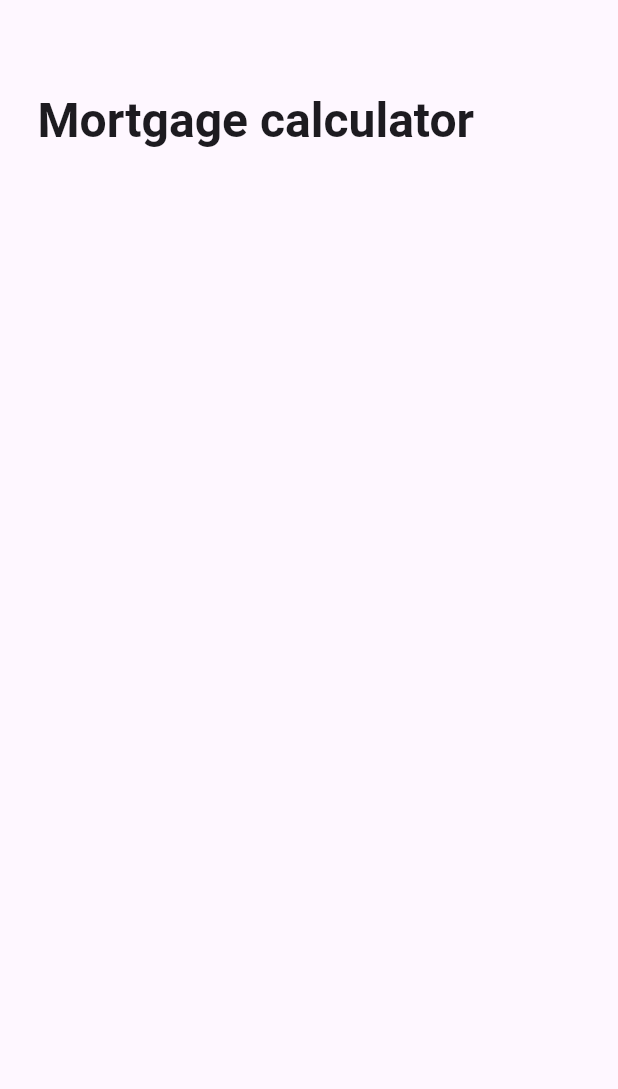
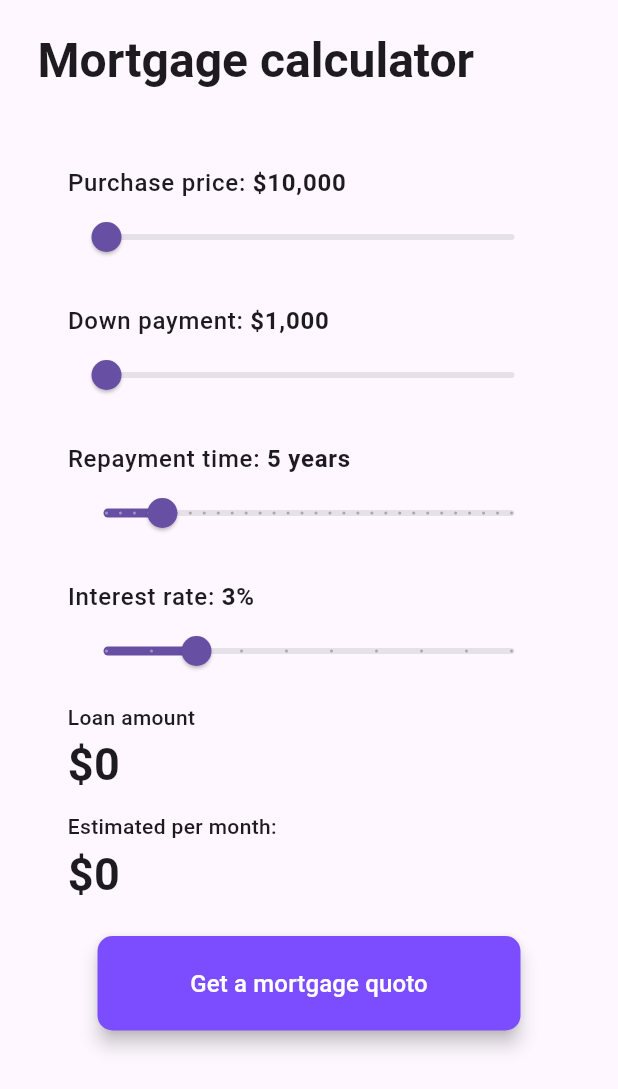
Before and after one commit to Lorenous/Mortgage-calculator-mobile-app, a Flutter app: the screen it shows after launch, on a phone screen of 412 x 824 dp. Shown: the top 1089 px of the screen. Run offline on Flutter 3.47's test engine with Material 3 defaults, Android fonts, the phone set to English and light mode, and no system bars.

Commit message:
finish project

```diff
--- /dev/null
+++ b/lib/home_page.dart
@@ -0,0 +1,159 @@
+import 'dart:math';
+
+import 'package:flutter/material.dart';
+import 'package:intl/intl.dart';
+
+import 'widgets/custom_slider.dart';
+
+class HomePage extends StatefulWidget {
+  const HomePage({super.key});
+
+  @override
+  State<HomePage> createState() => _HomePageState();
+}
+
+class _HomePageState extends State<HomePage> {
+  double purchasePrice = 10000;
+  double downPayment = 1000;
+  double repaymentTime = 5;
+  double interestRate = 3;
+  double loanAmountRes = 0;
+  double estimatedPerMonth = 0;
+  @override
+  Widget build(BuildContext context) {
+    double loanAmount = purchasePrice - downPayment;
+    double monthlyIntersetRate = interestRate / 12 / 100;
+    double totalMonths = repaymentTime * 12;
+    double mortgagePayment = loanAmount *
+        (monthlyIntersetRate * pow(1 + monthlyIntersetRate, totalMonths)) /
+        (pow(1 + monthlyIntersetRate, totalMonths) - 1);
+    return Scaffold(
+      body: SafeArea(
+        child: SingleChildScrollView(
+          child: Padding(
+            padding: const EdgeInsets.symmetric(vertical: 20, horizontal: 25),
+            child: Column(
+              crossAxisAlignment: CrossAxisAlignment.stretch,
+              children: [
+                Text(
+                  'Mortgage calculator',
+                  style: Theme.of(context)
+                      .textTheme
+                      .headlineLarge!
+                      .copyWith(fontWeight: FontWeight.bold),
+                ),
+                SizedBox(height: 40),
+                CustomSlider(
+                  min: 10000,
+                  max: 1000000,
+                  divisions: 99,
+                  sliderLable: 'Purchase price: ',
+                  sliderNewValueText:
+                      '\$${NumberFormat('#,###,###').format(purchasePrice)}',
+                  sliderInitValue: purchasePrice,
+                  onChanged: (newValue) {
+                    setState(() {
+                      purchasePrice = newValue;
+                    });
+                  },
+                ),
+                CustomSlider(
+                  min: 1000,
+                  max: 300000,
+                  divisions: 150,
+                  sliderLable: 'Down payment: ',
+                  sliderNewValueText:
+                      '\$${NumberFormat('#,###,###').format(downPayment)}',
+                  sliderInitValue: downPayment,
+                  onChanged: (newValue) {
+                    setState(() {
+                      downPayment = newValue;
+                    });
+                  },
+                ),
+                CustomSlider(
+                  min: 1,
+                  max: 30,
+                  divisions: 29,
+                  sliderLable: 'Repayment time: ',
+                  sliderNewValueText:
+                      '${NumberFormat('#,###,###').format(repaymentTime)} years',
+                  sliderInitValue: repaymentTime,
+                  onChanged: (newValue) {
+                    setState(() {
+                      repaymentTime = newValue;
+                    });
+                  },
+                ),
+                CustomSlider(
+                  min: 1,
+                  max: 10,
+                  divisions: 9,
+                  sliderLable: 'Interest rate: ',
+                  sliderNewValueText:
+                      '${NumberFormat('#,###,###').format(interestRate)}%',
+                  sliderInitValue: interestRate,
+                  onChanged: (newValue) {
+                    setState(() {
+                      interestRate = newValue;
+                    });
+                  },
+                ),
+                Padding(
+                  padding: const EdgeInsets.symmetric(horizontal: 20),
+                  child: Column(
+                    crossAxisAlignment: CrossAxisAlignment.start,
+                    children: [
+                      Text(
+                        'Loan amount',
+                        style: TextStyle(fontWeight: FontWeight.w500),
+                      ),
+                      Text(
+                        '\$${NumberFormat('#,###,###').format((loanAmountRes))}',
+                        style: TextStyle(
+                            fontSize: 30, fontWeight: FontWeight.bold),
+                      ),
+                      SizedBox(height: 10),
+                      Text(
+                        'Estimated per month: ',
+                        style: TextStyle(fontWeight: FontWeight.w500),
+                      ),
+                      Text(
+                        '\$${NumberFormat('#,###,###').format((estimatedPerMonth))}',
+                        style: TextStyle(
+                            fontSize: 30, fontWeight: FontWeight.bold),
+                      ),
+                    ],
+                  ),
+                ),
+                SizedBox(height: 20),
+                Padding(
+                  padding: const EdgeInsets.symmetric(horizontal: 40),
+                  child: ElevatedButton(
+                    style: ElevatedButton.styleFrom(
+                        shape: RoundedRectangleBorder(
+                            borderRadius: BorderRadius.circular(10)),
+                        backgroundColor: Colors.deepPurpleAccent,
+                        elevation: 5,
+                        padding:
+                            EdgeInsets.symmetric(vertical: 20, horizontal: 40)),
+                    onPressed: () {
+                      setState(() {
+                        loanAmountRes = loanAmount;
+                        estimatedPerMonth = mortgagePayment;
+                      });
+                    },
+                    child: Text(
+                      'Get a mortgage quoto',
+                      style: TextStyle(color: Colors.white, fontSize: 16),
+                    ),
+                  ),
+                )
+              ],
+            ),
+          ),
+        ),
+      ),
+    );
+  }
+}
--- a/lib/main.dart
+++ b/lib/main.dart
@@ -1,5 +1,5 @@
 import 'package:flutter/material.dart';
-import 'package:intl/intl.dart';
+import 'home_page.dart';
 
 void main() {
   runApp(const MyApp());
@@ -18,35 +18,3 @@ class MyApp extends StatelessWidget {
     );
   }
 }
-
-class HomePage extends StatefulWidget {
-  const HomePage({super.key});
-
-  @override
-  State<HomePage> createState() => _HomePageState();
-}
-
-class _HomePageState extends State<HomePage> {
-  double _sliderValue = 0;
-  @override
-  Widget build(BuildContext context) {
-    return Scaffold(
-      body: SafeArea(
-        child: Padding(
-          padding: const EdgeInsets.symmetric(vertical: 60, horizontal: 25),
-          child: Column(
-            children: [
-              Text(
-                'Mortgage calculator',
-                style: Theme.of(context)
-                    .textTheme
-                    .headlineLarge!
-                    .copyWith(fontWeight: FontWeight.bold),
-              ),
-            ],
-          ),
-        ),
-      ),
-    );
-  }
-}
--- /dev/null
+++ b/lib/widgets/custom_slider.dart
@@ -0,0 +1,47 @@
+import 'package:flutter/material.dart';
+
+class CustomSlider extends StatelessWidget {
+  final String sliderLable, sliderNewValueText;
+  final double sliderInitValue, min, max;
+  final int divisions;
+  final Function(double)? onChanged;
+  const CustomSlider(
+      {super.key,
+      required this.sliderLable,
+      required this.sliderInitValue,
+      required this.min,
+      required this.max,
+      required this.divisions,
+      this.onChanged,
+      required this.sliderNewValueText});
+
+  @override
+  Widget build(BuildContext context) {
+    return Padding(
+      padding: const EdgeInsets.symmetric(horizontal: 20, vertical: 10),
+      child: Column(
+        crossAxisAlignment: CrossAxisAlignment.start,
+        children: [
+          RichText(
+            text: TextSpan(
+                style: Theme.of(context).textTheme.bodyLarge,
+                children: [
+                  TextSpan(
+                      text: sliderLable,
+                      style: TextStyle(fontWeight: FontWeight.w500)),
+                  TextSpan(
+                      text: sliderNewValueText,
+                      style: TextStyle(fontWeight: FontWeight.bold)),
+                ]),
+          ),
+          Slider(
+              min: min,
+              max: max,
+              divisions: divisions,
+              value: sliderInitValue,
+              onChanged: onChanged),
+        ],
+      ),
+    );
+  }
+}
```
